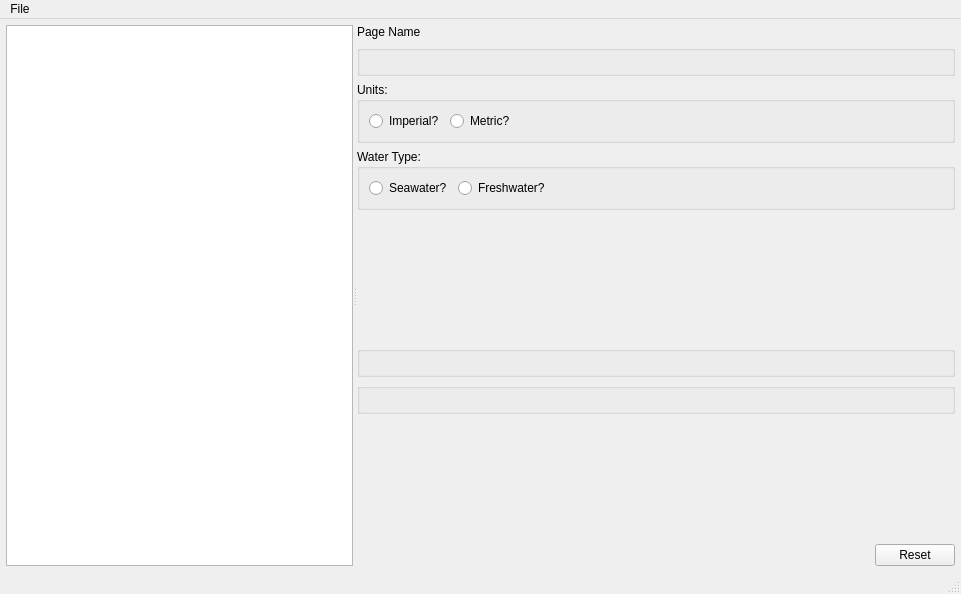
Old version of the form MainWindow/MainWindow.ui in the repository towel42-com/SCUBA-Calculator.
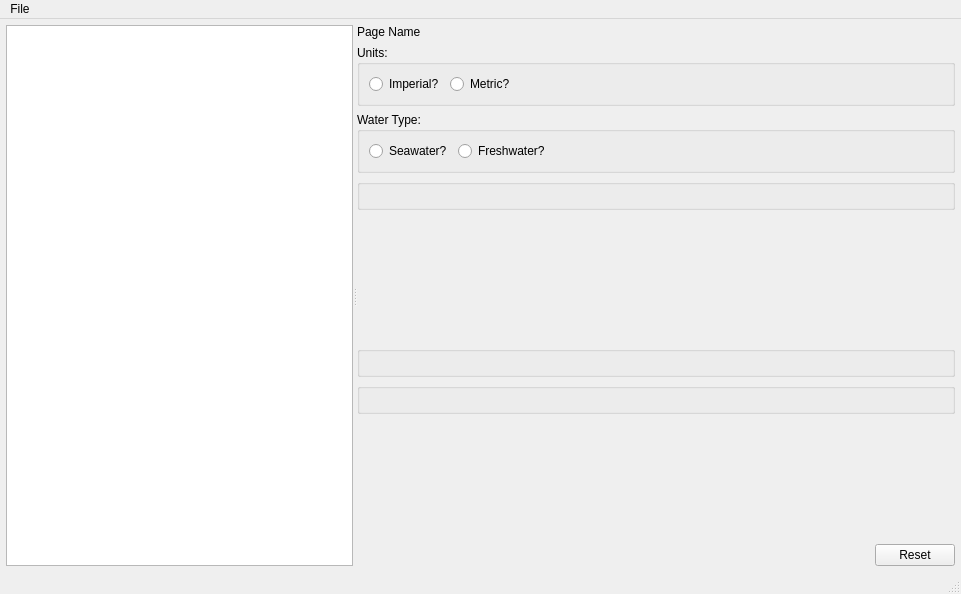
New version of the form. Custom widgets are drawn as their Qt base class.

Commit message: Move the equation below the water/imperial slections

Patch:
```diff
--- a/MainWindow/MainWindow.ui
+++ b/MainWindow/MainWindow.ui
@@ -44,37 +44,7 @@
       </widget>
       <widget class="QWidget" name="layoutWidget">
        <layout class="QGridLayout" name="gridLayout">
-        <item row="0" column="0">
-         <widget class="QLabel" name="pageName">
-          <property name="text">
-           <string>Page Name</string>
-          </property>
-         </widget>
-        </item>
-        <item row="5" column="0">
-         <widget class="NTowel42::CMathJaxQt6GroupBox" name="currFormulaGroupBox">
-          <property name="minimumSize">
-           <size>
-            <width>0</width>
-            <height>10</height>
-           </size>
-          </property>
-         </widget>
-        </item>
-        <item row="7" column="0">
-         <spacer name="verticalSpacer">
-          <property name="orientation">
-           <enum>Qt::Orientation::Vertical</enum>
-          </property>
-          <property name="sizeHint" stdset="0">
-           <size>
-            <width>20</width>
-            <height>40</height>
-           </size>
-          </property>
-         </spacer>
-        </item>
-        <item row="8" column="0">
+        <item row="10" column="0">
          <layout class="QHBoxLayout" name="horizontalLayout_2">
           <item>
            <spacer name="horizontalSpacer_7">
@@ -98,7 +68,34 @@
           </item>
          </layout>
         </item>
-        <item row="4" column="0">
+        <item row="7" column="0">
+         <widget class="NTowel42::CMathJaxQt6GroupBox" name="currFormulaGroupBox">
+          <property name="minimumSize">
+           <size>
+            <width>0</width>
+            <height>10</height>
+           </size>
+          </property>
+         </widget>
+        </item>
+        <item row="0" column="0">
+         <widget class="QLabel" name="pageName">
+          <property name="text">
+           <string>Page Name</string>
+          </property>
+         </widget>
+        </item>
+        <item row="3" column="0">
+         <widget class="NTowel42::CMathJaxQt6GroupBox" name="baseFormulaGroupBox">
+          <property name="minimumSize">
+           <size>
+            <width>0</width>
+            <height>10</height>
+           </size>
+          </property>
+         </widget>
+        </item>
+        <item row="6" column="0">
          <widget class="QStackedWidget" name="stackedWidget">
           <property name="sizePolicy">
            <sizepolicy hsizetype="Preferred" vsizetype="MinimumExpanding">
@@ -111,43 +108,7 @@
           </property>
          </widget>
         </item>
-        <item row="3" column="0">
-         <widget class="QGroupBox" name="waterGroupBox">
-          <property name="title">
-           <string>Water Type:</string>
-          </property>
-          <layout class="QHBoxLayout" name="horizontalLayout_4">
-           <item>
-            <widget class="QRadioButton" name="seaWater">
-             <property name="text">
-              <string>Seawater?</string>
-             </property>
-            </widget>
-           </item>
-           <item>
-            <widget class="QRadioButton" name="freshWater">
-             <property name="text">
-              <string>Freshwater?</string>
-             </property>
-            </widget>
-           </item>
-           <item>
-            <spacer name="waterSpacer">
-             <property name="orientation">
-              <enum>Qt::Orientation::Horizontal</enum>
-             </property>
-             <property name="sizeHint" stdset="0">
-              <size>
-               <width>236</width>
-               <height>20</height>
-              </size>
-             </property>
-            </spacer>
-           </item>
-          </layout>
-         </widget>
-        </item>
-        <item row="6" column="0">
+        <item row="8" column="0">
          <widget class="NTowel42::CMathJaxQt6GroupBox" name="currFormulaValueGroupBox">
           <property name="minimumSize">
            <size>
@@ -157,17 +118,20 @@
           </property>
          </widget>
         </item>
+        <item row="9" column="0">
+         <spacer name="verticalSpacer">
+          <property name="orientation">
+           <enum>Qt::Orientation::Vertical</enum>
+          </property>
+          <property name="sizeHint" stdset="0">
+           <size>
+            <width>20</width>
+            <height>40</height>
+           </size>
+          </property>
+         </spacer>
+        </item>
         <item row="1" column="0">
-         <widget class="NTowel42::CMathJaxQt6GroupBox" name="baseFormulaGroupBox">
-          <property name="minimumSize">
-           <size>
-            <width>0</width>
-            <height>10</height>
-           </size>
-          </property>
-         </widget>
-        </item>
-        <item row="2" column="0">
          <widget class="QGroupBox" name="unitGroupBox">
           <property name="title">
            <string>Units:</string>
@@ -203,6 +167,42 @@
           </layout>
          </widget>
         </item>
+        <item row="2" column="0">
+         <widget class="QGroupBox" name="waterGroupBox">
+          <property name="title">
+           <string>Water Type:</string>
+          </property>
+          <layout class="QHBoxLayout" name="horizontalLayout_4">
+           <item>
+            <widget class="QRadioButton" name="seaWater">
+             <property name="text">
+              <string>Seawater?</string>
+             </property>
+            </widget>
+           </item>
+           <item>
+            <widget class="QRadioButton" name="freshWater">
+             <property name="text">
+              <string>Freshwater?</string>
+             </property>
+            </widget>
+           </item>
+           <item>
+            <spacer name="waterSpacer">
+             <property name="orientation">
+              <enum>Qt::Orientation::Horizontal</enum>
+             </property>
+             <property name="sizeHint" stdset="0">
+              <size>
+               <width>236</width>
+               <height>20</height>
+              </size>
+             </property>
+            </spacer>
+           </item>
+          </layout>
+         </widget>
+        </item>
        </layout>
       </widget>
      </widget>
```
